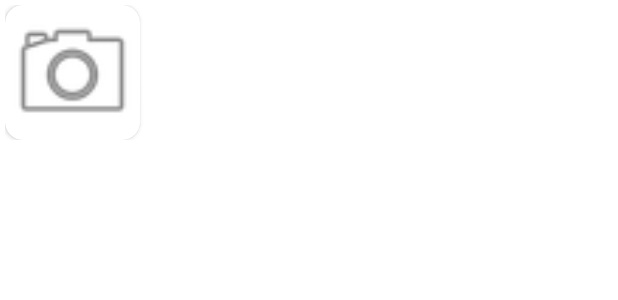
After one commit to franMV4/AA1PMDMrecu, an Android app: the layout client_and_car_adapter.xml on its own in the app's theme, with its tools: preview values and no code run, on a phone screen of 412 x 824 dp. The commit adds this screen. Shown: the top 300 px of the screen. Run offline under Robolectric (Android 15) with nearby library versions, the phone set to English and light mode, and no system bars.

Commit message:
ver coches

```diff
--- a/app/src/main/AndroidManifest.xml
+++ b/app/src/main/AndroidManifest.xml
@@ -25,6 +25,9 @@
         android:theme="@style/Theme.AA1PMDMrecu"
         tools:targetApi="31">
         <activity
+            android:name=".ViewCarActivity"
+            android:exported="false" />
+        <activity
             android:name=".AddOrderActivity"
             android:exported="false" />
         <activity
--- a/app/src/main/java/com/svalero/aa1pmdmrecu/MainActivity.java
+++ b/app/src/main/java/com/svalero/aa1pmdmrecu/MainActivity.java
@@ -29,5 +29,10 @@ public class MainActivity extends AppCompatActivity {
         startActivity(intent);
     }
 
+    public void viewCar(View view) {
+        Intent intent = new Intent(this, ViewCarActivity.class);
+        startActivity(intent);
+    }
+
 
 }
--- /dev/null
+++ b/app/src/main/res/layout/client_and_car_adapter.xml
@@ -0,0 +1,60 @@
+<?xml version="1.0" encoding="utf-8"?>
+<androidx.constraintlayout.widget.ConstraintLayout xmlns:android="http://schemas.android.com/apk/res/android"
+    xmlns:app="http://schemas.android.com/apk/res-auto"
+    android:layout_width="match_parent"
+    android:layout_height="match_parent"
+    android:paddingHorizontal="3dp"
+    android:paddingVertical="3dp">
+
+
+    <LinearLayout
+        android:layout_width="wrap_content"
+        android:layout_height="wrap_content"
+        android:orientation="horizontal"
+        app:layout_constraintStart_toStartOf="parent"
+        app:layout_constraintTop_toTopOf="parent">
+
+        <androidx.cardview.widget.CardView
+            android:layout_width="90dp"
+            android:layout_height="90dp"
+            app:cardCornerRadius="12dp">
+
+            <ImageView
+                android:id="@+id/client_car_item_imageView"
+                android:layout_width="match_parent"
+                android:layout_height="match_parent"
+                android:layout_gravity="center"
+                android:layout_weight="1"
+                android:adjustViewBounds="true"
+                android:contentDescription="@string/app_name"
+                android:scaleType="fitXY"
+                app:srcCompat="@android:drawable/ic_menu_camera" />
+
+        </androidx.cardview.widget.CardView>
+
+        <LinearLayout
+            android:layout_width="match_parent"
+            android:layout_height="match_parent"
+            android:layout_weight="1"
+            android:orientation="vertical">
+
+            <TextView
+                android:id="@+id/client_car_tv1"
+                android:layout_width="match_parent"
+                android:layout_height="45dp"
+                android:gravity="center_vertical"
+                android:paddingStart="6dp"
+                android:textSize="24sp"
+                android:textStyle="bold" />
+
+            <TextView
+                android:id="@+id/client_car_tv2"
+                android:layout_width="match_parent"
+                android:layout_height="45dp"
+                android:gravity="center_vertical"
+                android:paddingStart="6dp"
+                android:textSize="24sp"
+                android:textStyle="bold" />
+        </LinearLayout>
+    </LinearLayout>
+</androidx.constraintlayout.widget.ConstraintLayout>
```
Also changed, not shown: app/src/main/java/com/svalero/aa1pmdmrecu/ViewCarActivity.java (added, +290 -0 lines), app/src/main/java/com/svalero/aa1pmdmrecu/adapters/CarAdapter.java (+20 -6 lines), app/src/main/java/com/svalero/aa1pmdmrecu/dao/CarDao.java (+9 -0 lines), app/src/main/java/com/svalero/aa1pmdmrecu/domain/Car.java (+5 -2 lines), app/src/main/res/layout/activity_main.xml (+7 -0 lines), app/src/main/res/layout/activity_view_car.xml (added, +84 -0 lines), app/src/main/res/menu/car_actionbar.xml (added, +28 -0 lines), app/src/main/res/menu/listview_menu.xml (added, +23 -0 lines).
